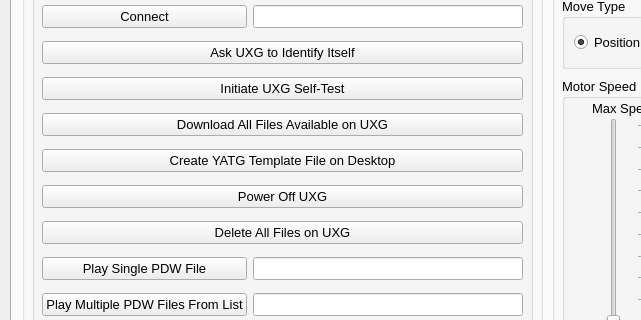
This is UXG/mainwindow.ui in jonk4m/UXG as Qt 5 draws it before an edit; both pictures show x 0 to 641 and y 249 to 569 of the 1074 by 974 pixel window. The edited form follows.
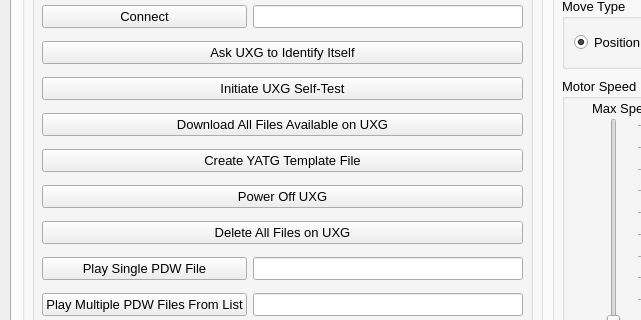
This is the edited form. The open tabs and pages were chosen to show the change.

Commit message: Fixed Toa rounding and added button for creating example YATG File

```diff
--- a/UXG/mainwindow.ui
+++ b/UXG/mainwindow.ui
@@ -332,7 +332,7 @@
          <item row="4" column="0" colspan="2">
           <widget class="QPushButton" name="create_yatg_template_file_pushbutton">
            <property name="text">
-            <string>Create YATG Template File on Desktop</string>
+            <string>Create YATG Template File</string>
            </property>
           </widget>
          </item>
```
Left out of the diff: 6 changed lines with no effect on the pictures. The commit also changes 4 other files.
